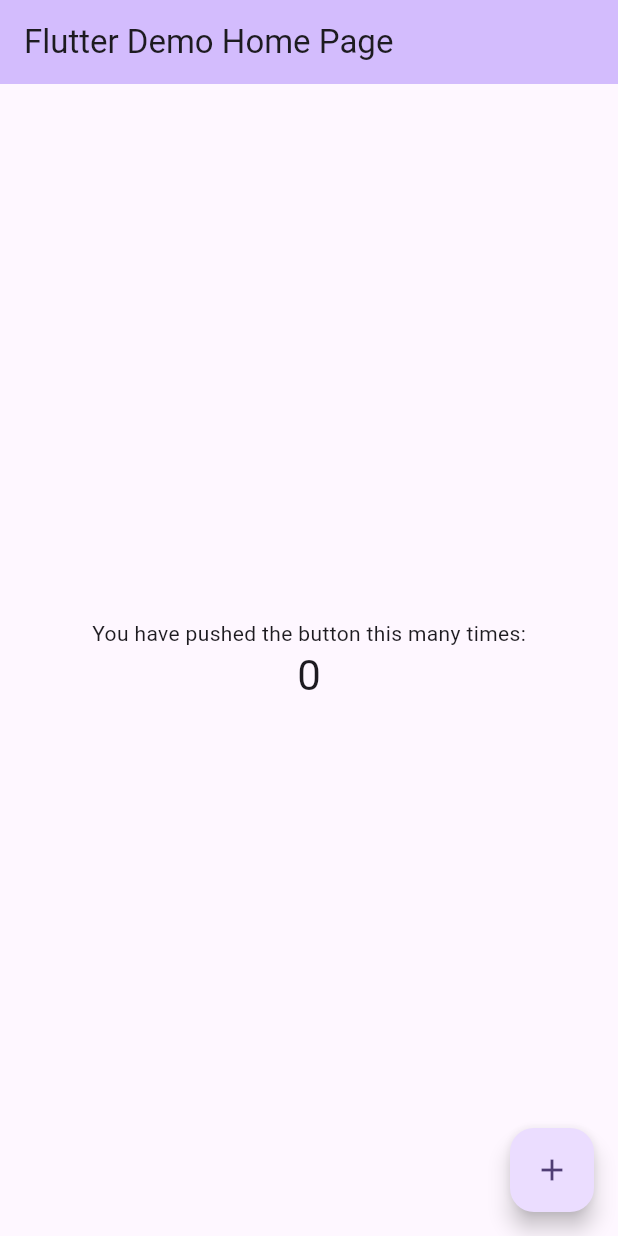
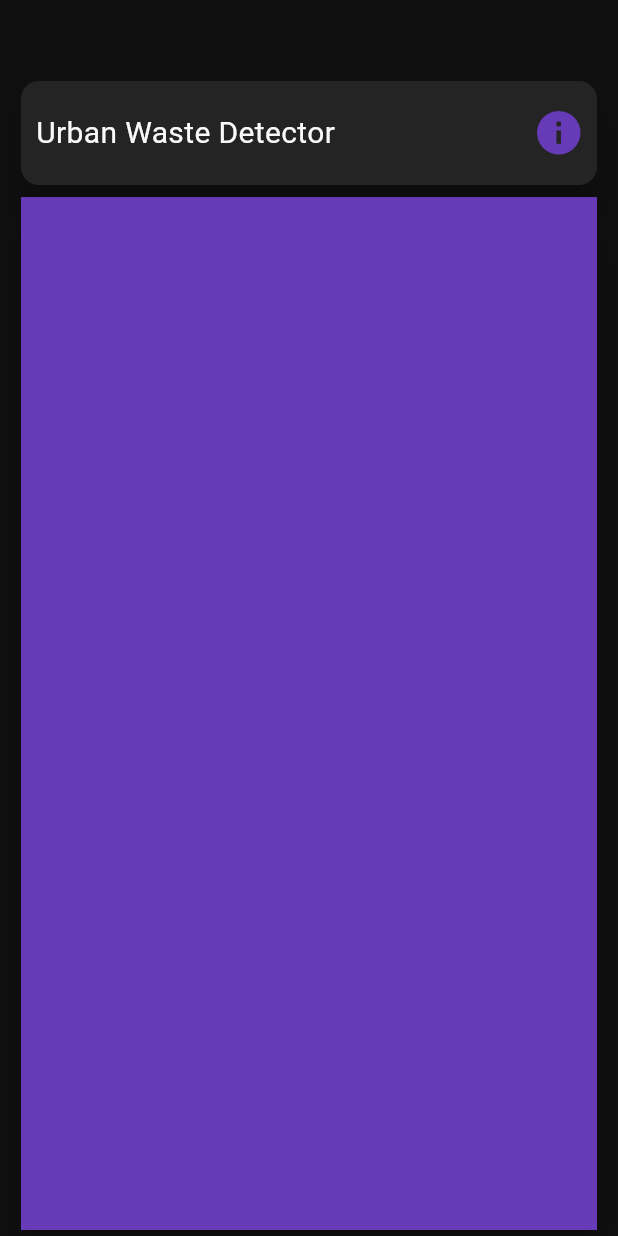
Before and after one commit to hdgiacon/urban_waste_detector_app, a Flutter app: the screen it shows after launch, on a phone screen of 412 x 824 dp. Run offline on Flutter 3.47's test engine with Material 3 defaults, Android fonts, the phone set to English and light mode, and no system bars.

Commit message:
feat(home_page): home page com design inicial

```diff
--- /dev/null
+++ b/lib/app/ui/android/home_page.dart
@@ -0,0 +1,60 @@
+import 'package:flutter/material.dart';
+
+class HomePage extends StatelessWidget {
+  const HomePage({super.key});
+
+  @override
+  Widget build(BuildContext context) {
+    return Stack(
+      children: [
+        Container(
+          color: Theme.of(context).colorScheme.primaryContainer,
+        ),
+        Padding(
+          padding: const EdgeInsets.symmetric(horizontal: 10.0),
+          child: Column(
+            children: [
+              const SizedBox(height: 50.0),
+              Expanded(
+                flex: 1,
+                child: Card(
+                  color: Theme.of(context).cardColor,
+                  elevation: 10.0,
+                  child: Padding(
+                    padding: const EdgeInsets.only(left: 10.0),
+                    child: Row(
+                      children: [
+                        Text(
+                          'Urban Waste Detector',
+                          style: Theme.of(context).textTheme.bodyMedium,
+                        ),
+                        const Spacer(),
+                        IconButton(
+                          onPressed: () {},
+                          icon: const Icon(Icons.info),
+                        ),
+                      ],
+                    ),
+                  ),
+                ),
+              ),
+              Expanded(
+                flex: 9,
+                child: Card(
+                  shape: RoundedRectangleBorder(
+                    borderRadius: BorderRadius.circular(
+                      30.0,
+                    ), // Define o arredondamento das bordas
+                  ),
+                  elevation: 10.0,
+                  color: Theme.of(context).cardColor,
+                  child: Container(color: Colors.deepPurple),
+                ),
+              ),
+            ],
+          ),
+        ),
+      ],
+    );
+  }
+}
--- a/lib/main.dart
+++ b/lib/main.dart
@@ -1,125 +1,15 @@
 import 'package:flutter/material.dart';
+import 'package:urban_waste_detector_app/app/ui/android/home_page.dart';
+import 'package:urban_waste_detector_app/app/ui/theme/main_theme.dart';
 
 void main() {
-  runApp(const MyApp());
+  runApp(
+    MaterialApp(
+      title: 'Urban Waste Detector',
+      debugShowCheckedModeBanner: false,
+      theme: DefaultThemes.darkTheme,
+      themeMode: ThemeMode.dark,
+      home: const HomePage(),
+    ),
+  );
 }
-
-class MyApp extends StatelessWidget {
-  const MyApp({super.key});
-
-  // This widget is the root of your application.
-  @override
-  Widget build(BuildContext context) {
-    return MaterialApp(
-      title: 'Flutter Demo',
-      theme: ThemeData(
-        // This is the theme of your application.
-        //
-        // TRY THIS: Try running your application with "flutter run". You'll see
-        // the application has a purple toolbar. Then, without quitting the app,
-        // try changing the seedColor in the colorScheme below to Colors.green
-        // and then invoke "hot reload" (save your changes or press the "hot
-        // reload" button in a Flutter-supported IDE, or press "r" if you used
-        // the command line to start the app).
-        //
-        // Notice that the counter didn't reset back to zero; the application
-        // state is not lost during the reload. To reset the state, use hot
-        // restart instead.
-        //
-        // This works for code too, not just values: Most code changes can be
-        // tested with just a hot reload.
-        colorScheme: ColorScheme.fromSeed(seedColor: Colors.deepPurple),
-        useMaterial3: true,
-      ),
-      home: const MyHomePage(title: 'Flutter Demo Home Page'),
-    );
-  }
-}
-
-class MyHomePage extends StatefulWidget {
-  const MyHomePage({super.key, required this.title});
-
-  // This widget is the home page of your application. It is stateful, meaning
-  // that it has a State object (defined below) that contains fields that affect
-  // how it looks.
-
-  // This class is the configuration for the state. It holds the values (in this
-  // case the title) provided by the parent (in this case the App widget) and
-  // used by the build method of the State. Fields in a Widget subclass are
-  // always marked "final".
-
-  final String title;
-
-  @override
-  State<MyHomePage> createState() => _MyHomePageState();
-}
-
-class _MyHomePageState extends State<MyHomePage> {
-  int _counter = 0;
-
-  void _incrementCounter() {
-    setState(() {
-      // This call to setState tells the Flutter framework that something has
-      // changed in this State, which causes it to rerun the build method below
-      // so that the display can reflect the updated values. If we changed
-      // _counter without calling setState(), then the build method would not be
-      // called again, and so nothing would appear to happen.
-      _counter++;
-    });
-  }
-
-  @override
-  Widget build(BuildContext context) {
-    // This method is rerun every time setState is called, for instance as done
-    // by the _incrementCounter method above.
-    //
-    // The Flutter framework has been optimized to make rerunning build methods
-    // fast, so that you can just rebuild anything that needs updating rather
-    // than having to individually change instances of widgets.
-    return Scaffold(
-      appBar: AppBar(
-        // TRY THIS: Try changing the color here to a specific color (to
-        // Colors.amber, perhaps?) and trigger a hot reload to see the AppBar
-        // change color while the other colors stay the same.
-        backgroundColor: Theme.of(context).colorScheme.inversePrimary,
-        // Here we take the value from the MyHomePage object that was created by
-        // the App.build method, and use it to set our appbar title.
-        title: Text(widget.title),
-      ),
-      body: Center(
-        // Center is a layout widget. It takes a single child and positions it
-        // in the middle of the parent.
-        child: Column(
-          // Column is also a layout widget. It takes a list of children and
-          // arranges them vertically. By default, it sizes itself to fit its
-          // children horizontally, and tries to be as tall as its parent.
-          //
-          // Column has various properties to control how it sizes itself and
-          // how it positions its children. Here we use mainAxisAlignment to
-          // center the children vertically; the main axis here is the vertical
-          // axis because Columns are vertical (the cross axis would be
-          // horizontal).
-          //
-          // TRY THIS: Invoke "debug painting" (choose the "Toggle Debug Paint"
-          // action in the IDE, or press "p" in the console), to see the
-          // wireframe for each widget.
-          mainAxisAlignment: MainAxisAlignment.center,
-          children: <Widget>[
-            const Text(
-              'You have pushed the button this many times:',
-            ),
-            Text(
-              '$_counter',
-              style: Theme.of(context).textTheme.headlineMedium,
-            ),
-          ],
-        ),
-      ),
-      floatingActionButton: FloatingActionButton(
-        onPressed: _incrementCounter,
-        tooltip: 'Increment',
-        child: const Icon(Icons.add),
-      ), // This trailing comma makes auto-formatting nicer for build methods.
-    );
-  }
-}
```
Also changed, not shown: lib/app/ui/theme/main_theme.dart (added, +79 -0 lines), 1 other file.
